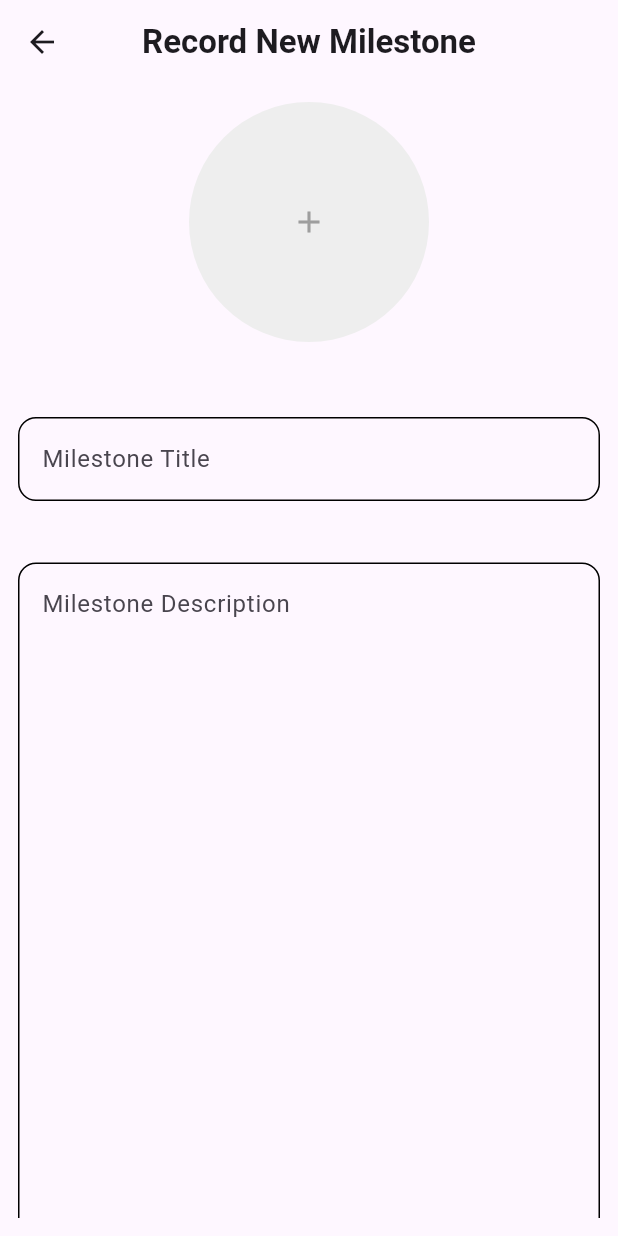
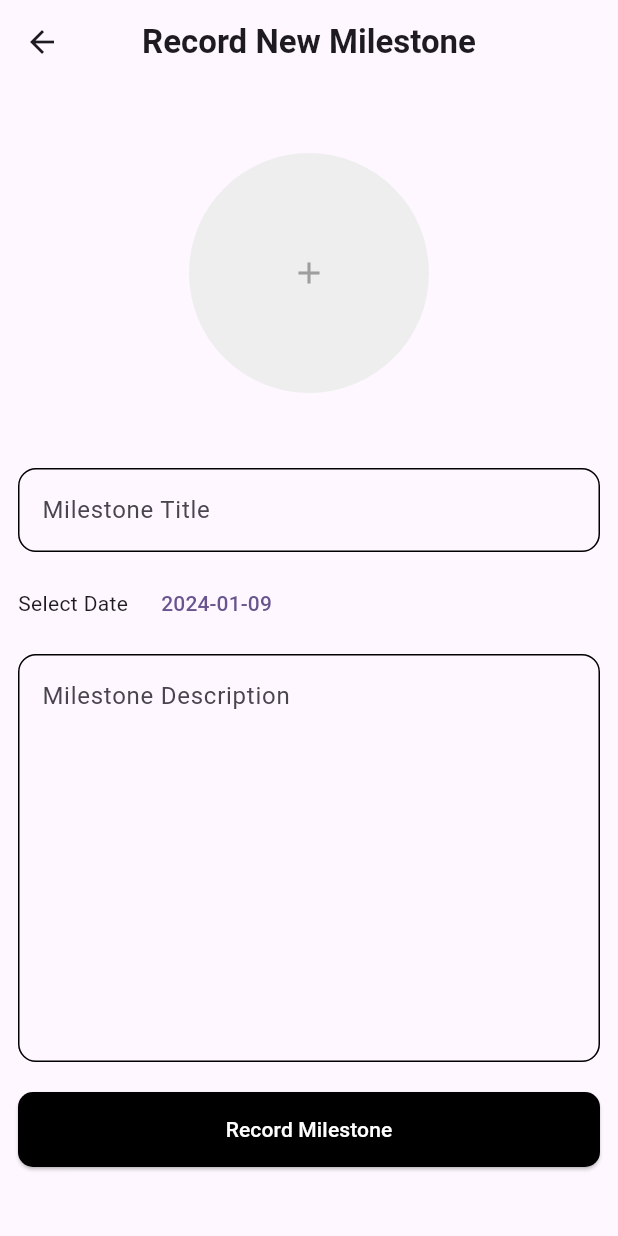
Before and after one commit to Tosin2289/Baby-Milestone-App, a Flutter app: the AddNewMileStonrScreen screen opened directly, on a phone screen of 412 x 824 dp. Run offline on Flutter 3.47's test engine with Material 3 defaults, Android fonts, the phone set to English and light mode, and no system bars.

Commit message:
add milestone page

```diff
--- a/lib/src/views/add_new_milestone_screen.dart
+++ b/lib/src/views/add_new_milestone_screen.dart
@@ -1,7 +1,27 @@
 import 'package:flutter/material.dart';
 
-class AddNewMileStonrScreen extends StatelessWidget {
+class AddNewMileStonrScreen extends StatefulWidget {
   const AddNewMileStonrScreen({super.key});
+
+  @override
+  State<AddNewMileStonrScreen> createState() => _AddNewMileStonrScreenState();
+}
+
+class _AddNewMileStonrScreenState extends State<AddNewMileStonrScreen> {
+  DateTime selectedDate = DateTime.now();
+
+  Future<void> _selectDate(BuildContext context) async {
+    final DateTime? picked = await showDatePicker(
+      context: context,
+      initialDate: selectedDate,
+      firstDate: DateTime(2015),
+      lastDate: DateTime(2101),
+    );
+    if (picked != null && picked != selectedDate)
+      setState(() {
+        selectedDate = picked;
+      });
+  }
 
   @override
   Widget build(BuildContext context) {
@@ -48,12 +68,22 @@ class AddNewMileStonrScreen extends StatelessWidget {
                 const SizedBox(
                   height: 10,
                 ),
-                const Text(""),
+                Row(
+                  children: [
+                    const Text("Select Date"),
+                    const SizedBox(
+                      width: 10,
+                    ),
+                    TextButton(
+                        onPressed: () => _selectDate(context),
+                        child: Text("${selectedDate.toLocal()}".split(' ')[0])),
+                  ],
+                ),
                 const SizedBox(
                   height: 10,
                 ),
                 TextField(
-                  maxLines: 50,
+                  maxLines: 10,
                   decoration: InputDecoration(
                     hintText: "Milestone Description",
                     border: OutlineInputBorder(
@@ -74,7 +104,13 @@ class AddNewMileStonrScreen extends StatelessWidget {
                   height: 50,
                   width: double.infinity,
                   child: ElevatedButton(
-                      onPressed: () {}, child: const Text("Record Milestone")),
+                      style: ElevatedButton.styleFrom(
+                          foregroundColor: Colors.white,
+                          backgroundColor: Colors.black,
+                          shape: RoundedRectangleBorder(
+                              borderRadius: BorderRadius.circular(10))),
+                      onPressed: () {},
+                      child: const Text("Record Milestone")),
                 ),
               ],
             ),
```
